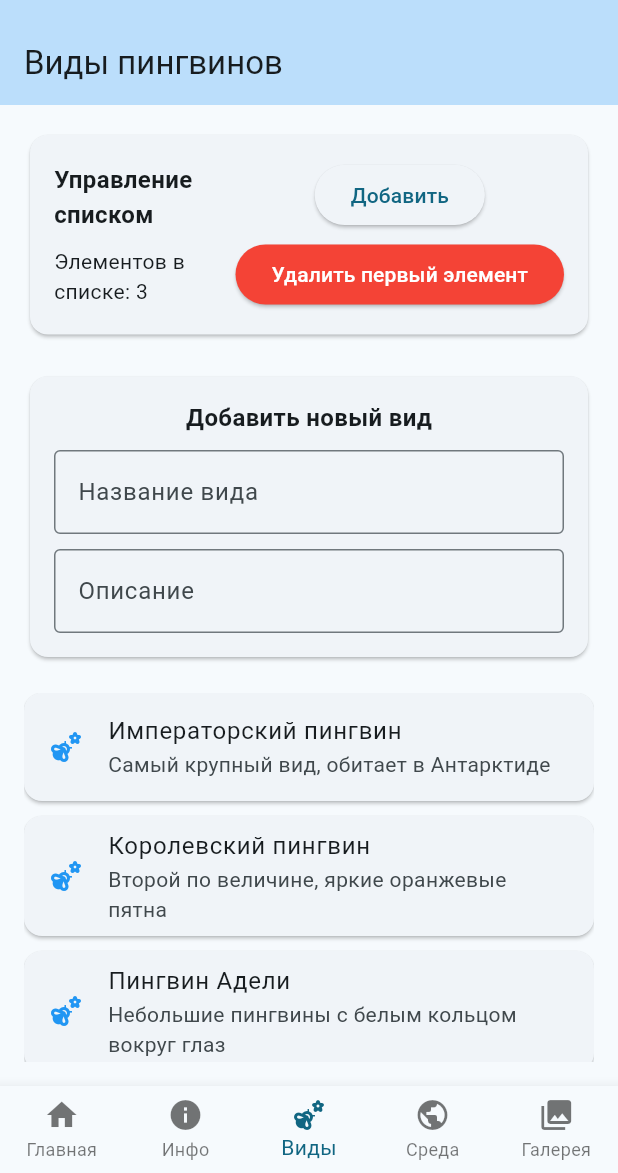
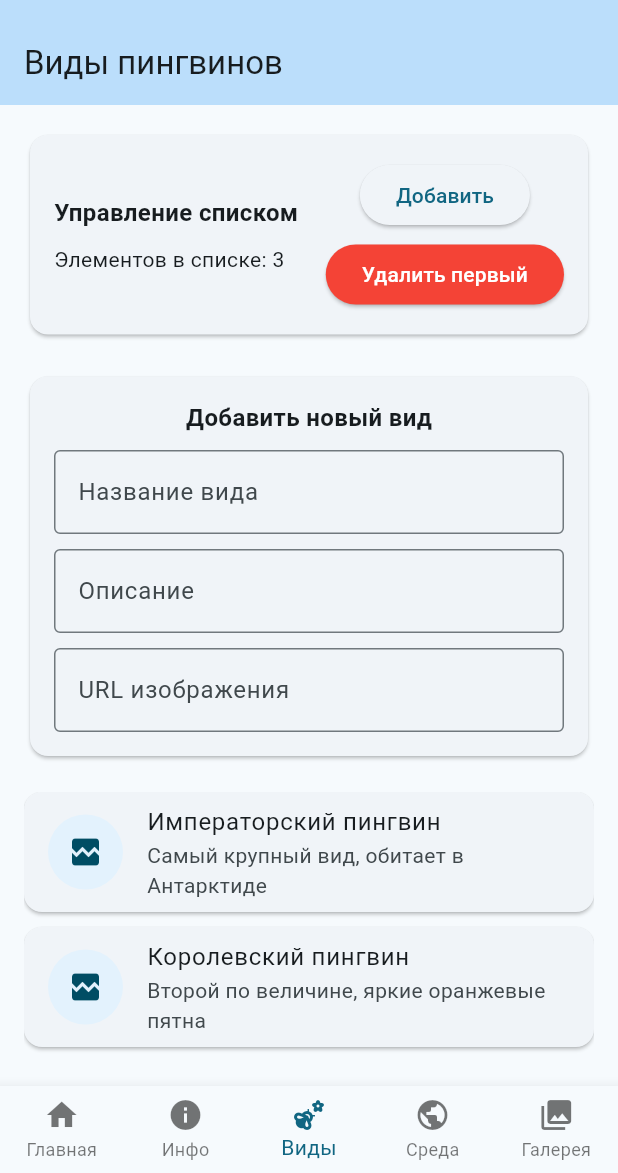
Before and after one commit to tezeku/rkmp, a Flutter app: the screen it shows after launch, item 3 of the bottom bar chosen, after a tap on "Добавить", on a phone screen of 412 x 824 dp, the part 63-1236 px from its top. Run offline on Flutter 3.47's test engine with Material 3 defaults, Android fonts, the phone set to English and light mode, and no system bars; drawn by our look-alikes of cached_network_image; network calls fail.

Commit message:
Реализация Widget-а CachedNetworkImage в файле species_screen.dart.

```diff
--- a/lib/screens/species_screen.dart
+++ b/lib/screens/species_screen.dart
@@ -1,4 +1,5 @@
 import 'package:flutter/material.dart';
+import 'package:cached_network_image/cached_network_image.dart';
 
 class SpeciesScreen extends StatefulWidget {
   const SpeciesScreen({super.key});
@@ -8,37 +9,44 @@ class SpeciesScreen extends StatefulWidget {
 }
 
 class _SpeciesScreenState extends State<SpeciesScreen> {
-  final List<Map<String, String>> _penguinSpecies = [
+  final List<Map<String, dynamic>> _penguinSpecies = [
     {
       'name': 'Императорский пингвин',
-      'description': 'Самый крупный вид, обитает в Антарктиде'
+      'description': 'Самый крупный вид, обитает в Антарктиде',
+      'image': 'https://i.pinimg.com/736x/40/fd/82/40fd825f86f35d3034344b21c6a40aba.jpg',
     },
     {
       'name': 'Королевский пингвин',
-      'description': 'Второй по величине, яркие оранжевые пятна'
+      'description': 'Второй по величине, яркие оранжевые пятна',
+      'image': 'https://i.pinimg.com/736x/e4/45/95/e44595eacfb5900ed00396eeeb09721d.jpg',
     },
     {
       'name': 'Пингвин Адели',
-      'description': 'Небольшие пингвины с белым кольцом вокруг глаз'
+      'description': 'Небольшие пингвины с белым кольцом вокруг глаз',
+      'image': 'https://i.pinimg.com/736x/9a/46/13/9a4613c615a64ba3cb08452aa621fd6d.jpg',
     },
   ];
 
   final TextEditingController _nameController = TextEditingController();
   final TextEditingController _descController = TextEditingController();
+  final TextEditingController _imageController = TextEditingController();
 
   void _addSpecies() {
     final name = _nameController.text;
     final description = _descController.text;
+    final image = _imageController.text;
 
-    if (name.isNotEmpty && description.isNotEmpty) {
+    if (name.isNotEmpty && description.isNotEmpty && image.isNotEmpty) {
       setState(() {
         _penguinSpecies.add({
           'name': name,
-          'description': description
+          'description': description,
+          'image': image,
         });
       });
       _nameController.clear();
       _descController.clear();
+      _imageController.clear();
     }
   }
 
@@ -92,7 +100,7 @@ class _SpeciesScreenState extends State<SpeciesScreen> {
                             backgroundColor: Colors.red,
                             foregroundColor: Colors.white,
                           ),
-                          child: const Text('Удалить первый элемент'),
+                          child: const Text('Удалить первый'),
                         ),
                       ],
                     ),
@@ -128,6 +136,15 @@ class _SpeciesScreenState extends State<SpeciesScreen> {
                         border: OutlineInputBorder(),
                       ),
                     ),
+                    const SizedBox(height: 10),
+                    TextField(
+                      controller: _imageController,
+                      decoration: const InputDecoration(
+                        labelText: 'URL изображения',
+                        border: OutlineInputBorder(),
+                        hintText: 'https://example.com/image.jpg',
+                      ),
+                    ),
                   ],
                 ),
               ),
@@ -136,20 +153,36 @@ class _SpeciesScreenState extends State<SpeciesScreen> {
             const SizedBox(height: 20),
 
             Expanded(
-              child: SingleChildScrollView(
-                child: Column(
-                  children: [
-                    for (int i = 0; i < _penguinSpecies.length; i++)
-                      Card(
-                        margin: const EdgeInsets.only(bottom: 10),
-                        child: ListTile(
-                          leading: const Icon(Icons.emoji_nature, color: Colors.blue),
-                          title: Text(_penguinSpecies[i]['name']!),
-                          subtitle: Text(_penguinSpecies[i]['description']!),
+              child: ListView.builder(
+                itemCount: _penguinSpecies.length,
+                itemBuilder: (context, index) {
+                  final species = _penguinSpecies[index];
+                  return Card(
+                    margin: const EdgeInsets.only(bottom: 10),
+                    child: ListTile(
+                      leading: CircleAvatar(
+                        radius: 25,
+                        backgroundColor: Colors.blue[50],
+                        child: CachedNetworkImage(
+                          imageUrl: species['image'],
+                          imageBuilder: (context, imageProvider) => Container(
+                            decoration: BoxDecoration(
+                              shape: BoxShape.circle,
+                              image: DecorationImage(
+                                image: imageProvider,
+                                fit: BoxFit.cover,
+                              ),
+                            ),
+                          ),
+                          placeholder: (context, url) => const CircularProgressIndicator(),
+                          errorWidget: (context, url, error) => const Icon(Icons.broken_image),
                         ),
                       ),
-                  ],
-                ),
+                      title: Text(species['name']),
+                      subtitle: Text(species['description']),
+                    ),
+                  );
+                },
               ),
             ),
           ],
```
